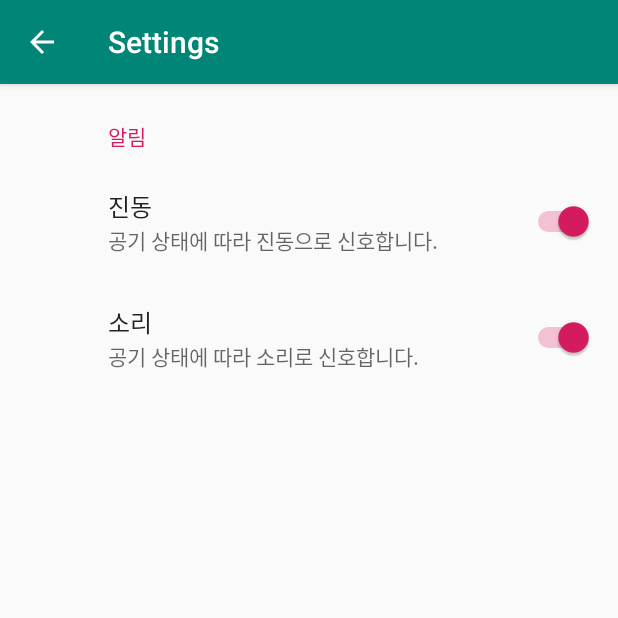
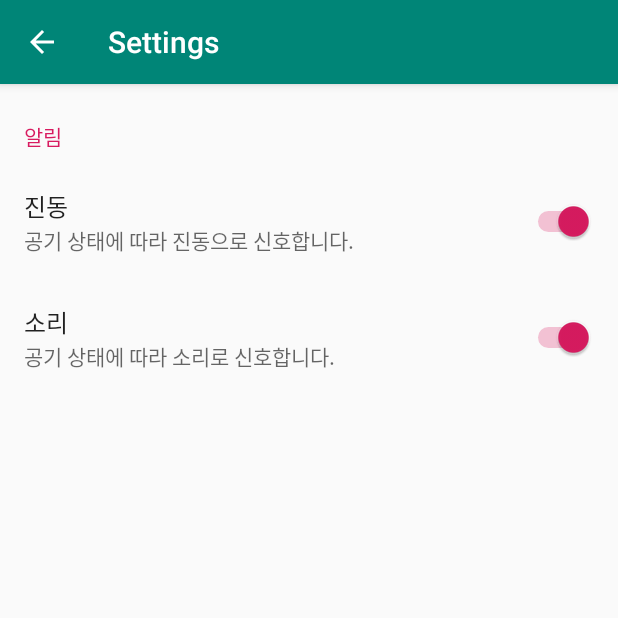
Before and after one commit to gitahn59/JosimAir, an Android app: the SettingsActivity screen opened directly, with no data from a screen before it, on a phone screen of 412 x 824 dp, the top half of it. Run offline under Robolectric (Android 15) with nearby library versions, the phone set to English and light mode, and no system bars; our stand-ins replace androidx.preference.

Commit message:
설정 메뉴 수정
설정 메뉴의 Icon 에약으로 비어져 있던 공간을 제거하여 layout 조정
title bar의 뒤로가기 버튼으로 기존 activity로 이동 기능 추가

```diff
--- a/app/src/main/res/xml/root_preferences.xml
+++ b/app/src/main/res/xml/root_preferences.xml
@@ -1,16 +1,20 @@
 <?xml version="1.0" encoding="utf-8"?>
-<PreferenceScreen xmlns:android="http://schemas.android.com/apk/res/android">
-    <PreferenceCategory android:title="알림">
+<PreferenceScreen xmlns:android="http://schemas.android.com/apk/res/android"
+    xmlns:app="http://schemas.android.com/apk/res-auto">
+    <PreferenceCategory android:title="알림"
+        app:iconSpaceReserved="false">
         <SwitchPreference
+            app:iconSpaceReserved="false"
             android:defaultValue="true"
             android:key="@string/setting_vibrate"
             android:summary="공기 상태에 따라 진동으로 신호합니다."
             android:title="@string/setting_vibrate"/>
 
         <SwitchPreference
+            app:iconSpaceReserved="false"
             android:defaultValue="true"
             android:key="@string/setting_sound"
             android:summary="공기 상태에 따라 소리로 신호합니다."
-            android:title="@string/setting_sound"/>
+            android:title="@string/setting_sound" />
     </PreferenceCategory>
 </PreferenceScreen>
```
